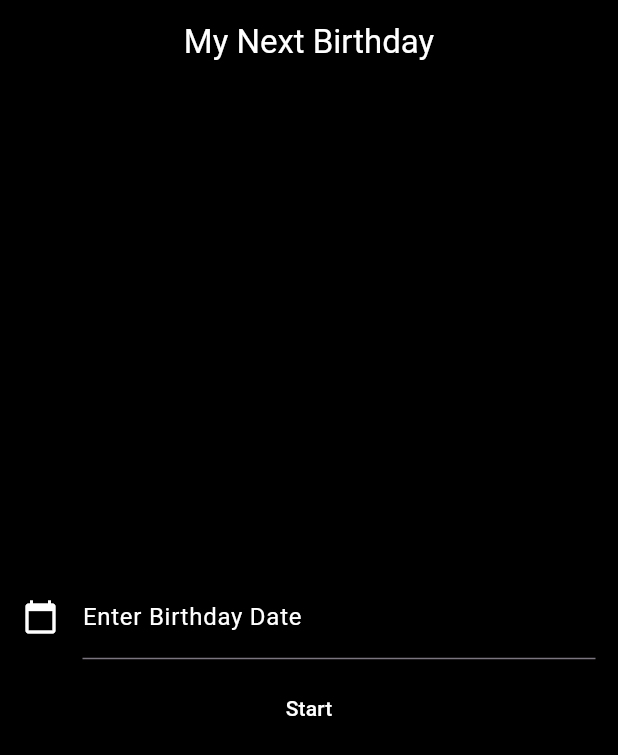
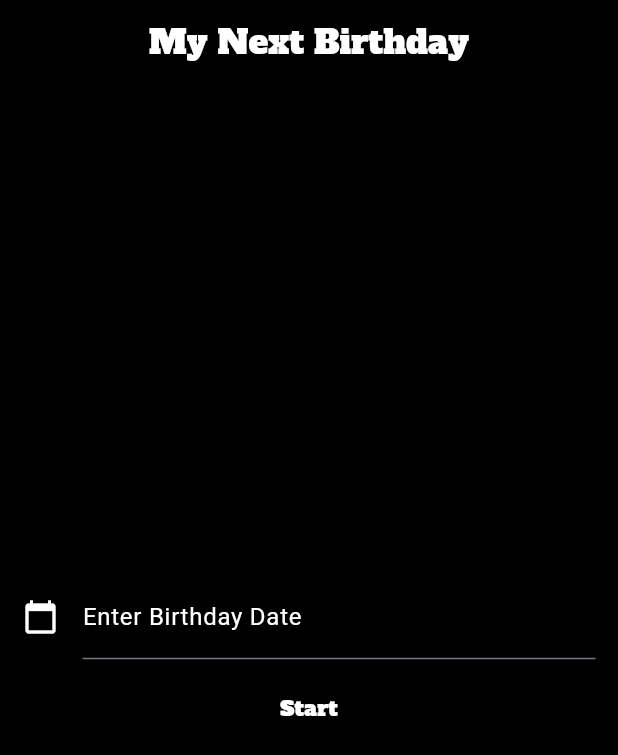
Before and after one commit to nd-flutterapps/next_birthday, a Flutter app: the screen it shows after launch, on a phone screen of 412 x 824 dp. Shown: the top 755 px of the screen. Run offline on Flutter 3.47's test engine with Material 2 defaults, Android fonts, the light colour scheme and no system bars; our stand-ins replace shared_preferences.

Commit message:
fixed bugs

```diff
--- a/lib/main.dart
+++ b/lib/main.dart
@@ -4,7 +4,6 @@ import 'package:intl/intl.dart';
 import 'package:shared_preferences/shared_preferences.dart';
 
 import 'countdown_kotlin_screen.dart';
-import 'countdown_screen.dart';
 
 Future<void> main() async {
   runApp(const MyApp());
@@ -113,7 +112,10 @@ class _MyHomePageState extends State<MyHomePage> {
                         leading: Container(), // Remove any leading widget
                         title: Text(
                           widget.title,
-                          style: TextStyle(color: Colors.white),
+                          style: const TextStyle(
+                            color: Colors.white,
+                            fontFamily: "AlfaSlabOne-Regular",
+                          ),
                         ),
                       ),
                       body: Center(
@@ -124,7 +126,10 @@ class _MyHomePageState extends State<MyHomePage> {
                             mainAxisAlignment: MainAxisAlignment.center,
                             children: <Widget>[
                               TextField(
-                                  style: const TextStyle(color: Colors.white),
+                                  style: const TextStyle(
+                                    color: Colors.white,
+                                    fontFamily: "AlfaSlabOne-Regular",
+                                  ),
                                   controller:
                                       dateController, //editing controller of this TextField
                                   decoration: const InputDecoration(
@@ -190,7 +195,10 @@ class _MyHomePageState extends State<MyHomePage> {
                                   },
                                   child: const Text(
                                     'Start',
-                                    style: TextStyle(color: Colors.white),
+                                    style: TextStyle(
+                                      color: Colors.white,
+                                      fontFamily: "AlfaSlabOne-Regular",
+                                    ),
                                   ))
                             ],
                           ),
@@ -199,7 +207,7 @@ class _MyHomePageState extends State<MyHomePage> {
                       );
                 }
 
-                return CountdownPage(birthdate: DateTime.parse(value!));
+                return CountdownKotlinPage(birthdate: DateTime.parse(value!));
               }
           }
         });
```
Also changed, not shown: lib/countdown_kotlin_screen.dart (+53 -12 lines), pubspec.yaml (+9 -0 lines), fonts/AlfaSlabOne-Regular.ttf (added).
